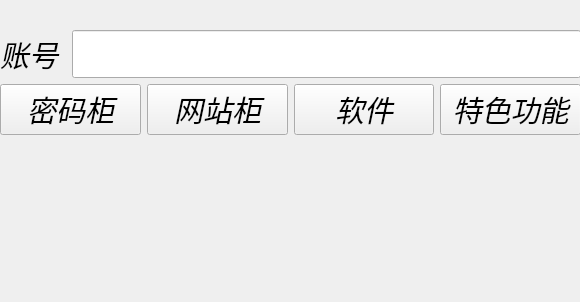
The window that ui/menu.ui (fengyangdong/python-gui-passwordStorage) describes before a commit, drawn with Qt 5.
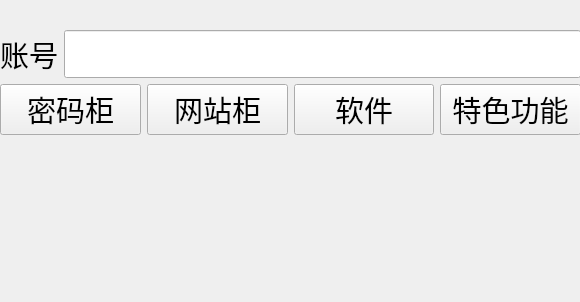
The same window after the commit.

```diff
--- a/ui/menu.ui
+++ b/ui/menu.ui
@@ -22,6 +22,12 @@
      <height>271</height>
     </rect>
    </property>
+   <property name="font">
+    <font>
+     <family>幼圆</family>
+     <italic>false</italic>
+    </font>
+   </property>
    <layout class="QVBoxLayout" name="verticalLayout">
     <item>
      <layout class="QHBoxLayout" name="horizontalLayout">
@@ -35,9 +41,9 @@
         </property>
         <property name="font">
          <font>
-          <family>得意黑</family>
+          <family>幼圆</family>
           <pointsize>22</pointsize>
-          <italic>true</italic>
+          <italic>false</italic>
          </font>
         </property>
         <property name="text">
@@ -55,9 +61,9 @@
         </property>
         <property name="font">
          <font>
-          <family>得意黑</family>
+          <family>幼圆</family>
           <pointsize>22</pointsize>
-          <italic>true</italic>
+          <italic>false</italic>
          </font>
         </property>
         <property name="echoMode">
@@ -79,9 +85,9 @@
         </property>
         <property name="font">
          <font>
-          <family>得意黑</family>
+          <family>幼圆</family>
           <pointsize>22</pointsize>
-          <italic>true</italic>
+          <italic>false</italic>
          </font>
         </property>
         <property name="text">
@@ -99,9 +105,9 @@
         </property>
         <property name="font">
          <font>
-          <family>得意黑</family>
+          <family>幼圆</family>
           <pointsize>22</pointsize>
-          <italic>true</italic>
+          <italic>false</italic>
          </font>
         </property>
         <property name="text">
@@ -119,9 +125,9 @@
         </property>
         <property name="font">
          <font>
-          <family>得意黑</family>
+          <family>幼圆</family>
           <pointsize>22</pointsize>
-          <italic>true</italic>
+          <italic>false</italic>
          </font>
         </property>
         <property name="text">
@@ -139,9 +145,9 @@
         </property>
         <property name="font">
          <font>
-          <family>得意黑</family>
+          <family>幼圆</family>
           <pointsize>22</pointsize>
-          <italic>true</italic>
+          <italic>false</italic>
          </font>
         </property>
         <property name="text">
```
Left out of the diff: 4 changed lines with no effect on the pictures.
